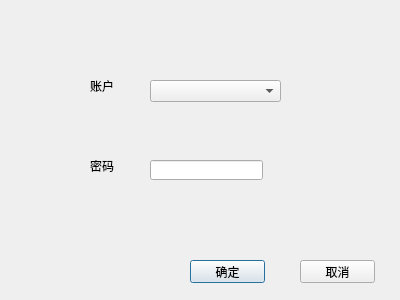
yyyly/l110, file changeaccountdidalog.ui: the form before one commit.
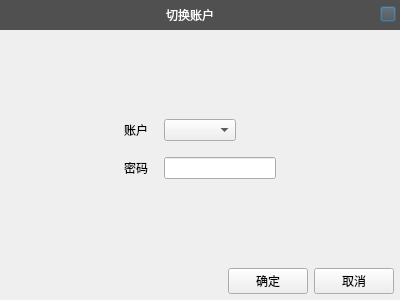
The form after the commit. Custom widgets are drawn as their Qt base class.

Patch:
```diff
--- a/changeaccountdidalog.ui
+++ b/changeaccountdidalog.ui
@@ -13,92 +13,315 @@
   <property name="windowTitle">
    <string>Dialog</string>
   </property>
-  <widget class="QLabel" name="label">
-   <property name="geometry">
-    <rect>
-     <x>90</x>
-     <y>80</y>
-     <width>54</width>
-     <height>12</height>
-    </rect>
+  <layout class="QVBoxLayout" name="verticalLayout_4">
+   <property name="leftMargin">
+    <number>0</number>
    </property>
-   <property name="text">
-    <string>账户</string>
+   <property name="topMargin">
+    <number>0</number>
    </property>
-  </widget>
-  <widget class="QComboBox" name="comboBox">
-   <property name="geometry">
-    <rect>
-     <x>150</x>
-     <y>80</y>
-     <width>131</width>
-     <height>22</height>
-    </rect>
+   <property name="rightMargin">
+    <number>0</number>
    </property>
-  </widget>
-  <widget class="QLabel" name="label_2">
-   <property name="geometry">
-    <rect>
-     <x>90</x>
-     <y>160</y>
-     <width>54</width>
-     <height>12</height>
-    </rect>
+   <property name="bottomMargin">
+    <number>0</number>
    </property>
-   <property name="text">
-    <string>密码</string>
-   </property>
-  </widget>
-  <widget class="QLineEdit" name="lineEdit">
-   <property name="geometry">
-    <rect>
-     <x>150</x>
-     <y>160</y>
-     <width>113</width>
-     <height>20</height>
-    </rect>
-   </property>
-  </widget>
-  <widget class="QLabel" name="message">
-   <property name="geometry">
-    <rect>
-     <x>30</x>
-     <y>270</y>
-     <width>54</width>
-     <height>12</height>
-    </rect>
-   </property>
-   <property name="text">
-    <string/>
-   </property>
-  </widget>
-  <widget class="QPushButton" name="okPushButton">
-   <property name="geometry">
-    <rect>
-     <x>190</x>
-     <y>260</y>
-     <width>75</width>
-     <height>23</height>
-    </rect>
-   </property>
-   <property name="text">
-    <string>确定</string>
-   </property>
-  </widget>
-  <widget class="QPushButton" name="cancelPushButton">
-   <property name="geometry">
-    <rect>
-     <x>300</x>
-     <y>260</y>
-     <width>75</width>
-     <height>23</height>
-    </rect>
-   </property>
-   <property name="text">
-    <string>取消</string>
-   </property>
-  </widget>
+   <item>
+    <layout class="QVBoxLayout" name="verticalLayout_3">
+     <item>
+      <widget class="QWidget" name="widget" native="true">
+       <property name="minimumSize">
+        <size>
+         <width>0</width>
+         <height>30</height>
+        </size>
+       </property>
+       <property name="maximumSize">
+        <size>
+         <width>16777215</width>
+         <height>30</height>
+        </size>
+       </property>
+       <property name="styleSheet">
+        <string notr="true">background-color:rgb(80, 80, 80);
+color: rgb(255, 255, 255);</string>
+       </property>
+       <layout class="QHBoxLayout" name="horizontalLayout_4">
+        <property name="spacing">
+         <number>0</number>
+        </property>
+        <property name="leftMargin">
+         <number>0</number>
+        </property>
+        <property name="topMargin">
+         <number>0</number>
+        </property>
+        <property name="rightMargin">
+         <number>0</number>
+        </property>
+        <property name="bottomMargin">
+         <number>0</number>
+        </property>
+        <item>
+         <layout class="QHBoxLayout" name="horizontalLayout_3">
+          <item>
+           <spacer name="horizontalSpacer">
+            <property name="orientation">
+             <enum>Qt::Horizontal</enum>
+            </property>
+            <property name="sizeHint" stdset="0">
+             <size>
+              <width>40</width>
+              <height>20</height>
+             </size>
+            </property>
+           </spacer>
+          </item>
+          <item>
+           <widget class="QLabel" name="label_3">
+            <property name="text">
+             <string>切换账户</string>
+            </property>
+           </widget>
+          </item>
+          <item>
+           <spacer name="horizontalSpacer_2">
+            <property name="orientation">
+             <enum>Qt::Horizontal</enum>
+            </property>
+            <property name="sizeHint" stdset="0">
+             <size>
+              <width>40</width>
+              <height>20</height>
+             </size>
+            </property>
+           </spacer>
+          </item>
+          <item>
+           <layout class="QVBoxLayout" name="verticalLayout">
+            <property name="spacing">
+             <number>0</number>
+            </property>
+            <property name="topMargin">
+             <number>6</number>
+            </property>
+            <item>
+             <widget class="CPushButton" name="closePushButton">
+              <property name="sizePolicy">
+               <sizepolicy hsizetype="Fixed" vsizetype="Fixed">
+                <horstretch>0</horstretch>
+                <verstretch>0</verstretch>
+               </sizepolicy>
+              </property>
+              <property name="minimumSize">
+               <size>
+                <width>16</width>
+                <height>16</height>
+               </size>
+              </property>
+              <property name="maximumSize">
+               <size>
+                <width>16</width>
+                <height>16</height>
+               </size>
+              </property>
+              <property name="text">
+               <string/>
+              </property>
+             </widget>
+            </item>
+            <item>
+             <spacer name="verticalSpacer">
+              <property name="orientation">
+               <enum>Qt::Vertical</enum>
+              </property>
+              <property name="sizeHint" stdset="0">
+               <size>
+                <width>20</width>
+                <height>18</height>
+               </size>
+              </property>
+             </spacer>
+            </item>
+           </layout>
+          </item>
+         </layout>
+        </item>
+       </layout>
+      </widget>
+     </item>
+     <item>
+      <spacer name="verticalSpacer_3">
+       <property name="orientation">
+        <enum>Qt::Vertical</enum>
+       </property>
+       <property name="sizeHint" stdset="0">
+        <size>
+         <width>20</width>
+         <height>18</height>
+        </size>
+       </property>
+      </spacer>
+     </item>
+     <item>
+      <layout class="QHBoxLayout" name="horizontalLayout_5">
+       <item>
+        <spacer name="horizontalSpacer_4">
+         <property name="orientation">
+          <enum>Qt::Horizontal</enum>
+         </property>
+         <property name="sizeHint" stdset="0">
+          <size>
+           <width>40</width>
+           <height>20</height>
+          </size>
+         </property>
+        </spacer>
+       </item>
+       <item>
+        <layout class="QVBoxLayout" name="verticalLayout_2">
+         <property name="spacing">
+          <number>16</number>
+         </property>
+         <item>
+          <layout class="QHBoxLayout" name="horizontalLayout">
+           <item>
+            <widget class="QLabel" name="label">
+             <property name="styleSheet">
+              <string notr="true">font: 9pt &quot;微软雅黑&quot;;</string>
+             </property>
+             <property name="text">
+              <string>账户</string>
+             </property>
+            </widget>
+           </item>
+           <item>
+            <widget class="QComboBox" name="comboBox"/>
+           </item>
+           <item>
+            <spacer name="horizontalSpacer_3">
+             <property name="orientation">
+              <enum>Qt::Horizontal</enum>
+             </property>
+             <property name="sizeHint" stdset="0">
+              <size>
+               <width>40</width>
+               <height>20</height>
+              </size>
+             </property>
+            </spacer>
+           </item>
+          </layout>
+         </item>
+         <item>
+          <layout class="QHBoxLayout" name="horizontalLayout_2">
+           <item>
+            <widget class="QLabel" name="label_2">
+             <property name="styleSheet">
+              <string notr="true">font: 9pt &quot;微软雅黑&quot;;</string>
+             </property>
+             <property name="text">
+              <string>密码</string>
+             </property>
+            </widget>
+           </item>
+           <item>
+            <widget class="QLineEdit" name="lineEdit"/>
+           </item>
+          </layout>
+         </item>
+        </layout>
+       </item>
+       <item>
+        <spacer name="horizontalSpacer_5">
+         <property name="orientation">
+          <enum>Qt::Horizontal</enum>
+         </property>
+         <property name="sizeHint" stdset="0">
+          <size>
+           <width>40</width>
+           <height>20</height>
+          </size>
+         </property>
+        </spacer>
+       </item>
+      </layout>
+     </item>
+     <item>
+      <spacer name="verticalSpacer_2">
+       <property name="orientation">
+        <enum>Qt::Vertical</enum>
+       </property>
+       <property name="sizeHint" stdset="0">
+        <size>
+         <width>20</width>
+         <height>40</height>
+        </size>
+       </property>
+      </spacer>
+     </item>
+     <item>
+      <layout class="QHBoxLayout" name="horizontalLayout_7">
+       <property name="leftMargin">
+        <number>6</number>
+       </property>
+       <property name="rightMargin">
+        <number>6</number>
+       </property>
+       <property name="bottomMargin">
+        <number>6</number>
+       </property>
+       <item>
+        <widget class="QLabel" name="message">
+         <property name="styleSheet">
+          <string notr="true">font: 9pt &quot;微软雅黑&quot;;
+color:red;</string>
+         </property>
+         <property name="text">
+          <string/>
+         </property>
+        </widget>
+       </item>
+       <item>
+        <spacer name="horizontalSpacer_7">
+         <property name="orientation">
+          <enum>Qt::Horizontal</enum>
+         </property>
+         <property name="sizeHint" stdset="0">
+          <size>
+           <width>40</width>
+           <height>20</height>
+          </size>
+         </property>
+        </spacer>
+       </item>
+       <item>
+        <widget class="QPushButton" name="okPushButton">
+         <property name="text">
+          <string>确定</string>
+         </property>
+        </widget>
+       </item>
+       <item>
+        <widget class="QPushButton" name="cancelPushButton">
+         <property name="text">
+          <string>取消</string>
+         </property>
+        </widget>
+       </item>
+      </layout>
+     </item>
+    </layout>
+   </item>
+  </layout>
  </widget>
+ <customwidgets>
+  <customwidget>
+   <class>CPushButton</class>
+   <extends>QPushButton</extends>
+   <header>&quot;customContro/cpushbutton&quot;</header>
+  </customwidget>
+ </customwidgets>
  <resources/>
  <connections/>
 </ui>
```
